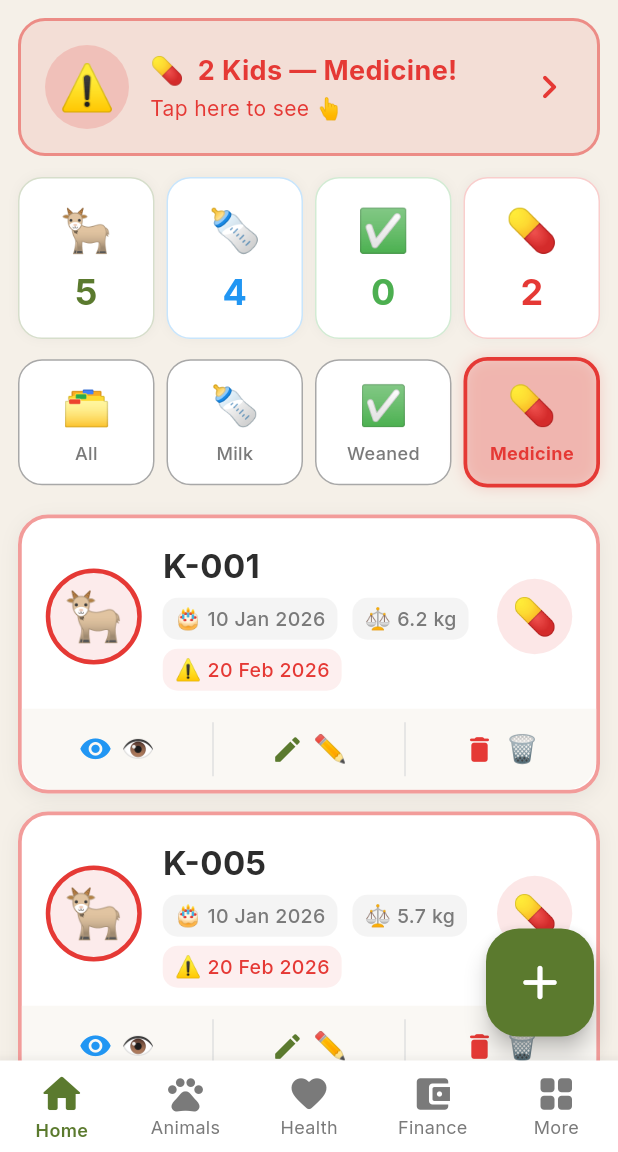
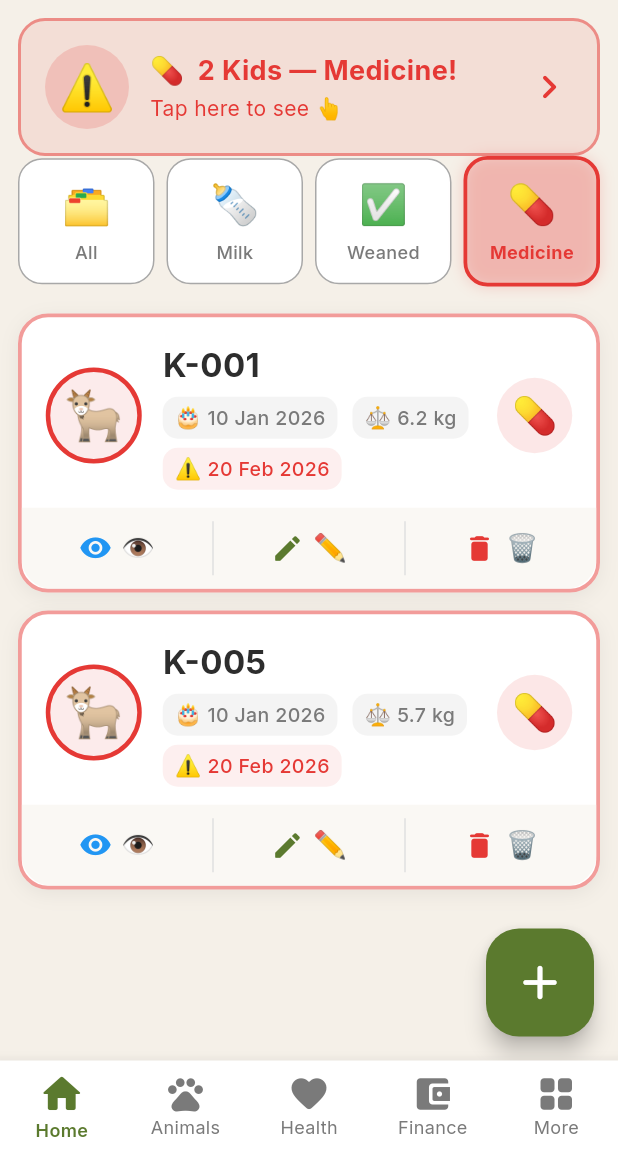
Before and after one commit to ashishsrivastava14/RumenoApp, a Flutter app: the KidManagementScreen screen opened by its route, after a tap on "⚠️", on a phone screen of 412 x 824 dp, the part 84-1236 px from its top. Run offline on Flutter 3.47's test engine with Material 3 defaults, Android fonts, the phone set to English and light mode, and no system bars; our stand-ins replace fl_chart, go_router, google_fonts, image_picker, shimmer; missing offline and left inert: mobile_scanner; accounts and stored records are empty.

Commit message:
refactor: remove unused stats and stat tile component from KidManagementScreen

```diff
--- a/rumeno_app/lib/screens/farmer/animals/kid_management_screen.dart
+++ b/rumeno_app/lib/screens/farmer/animals/kid_management_screen.dart
@@ -51,13 +51,7 @@ class _KidManagementScreenState extends State<KidManagementScreen> {
   void _resetPage() => setState(() => _currentPage = 0);
 
   // ─── Stats ──────────────────────────────────
-  int get _totalKids => _kids.length;
-  int get _weanedCount => _kids.where((k) => k.isWeaned).length;
   int get _medicineDueCount => _kids.where((k) => k.coccidisostatDue).length;
-  int get _onMilkCount =>
-      _kids
-          .where((k) => k.milkReplacerStartDate != null && !k.isWeaned)
-          .length;
 
   // ─── Add / Edit ─────────────────────────────
   void _openForm({KidRecord? existing}) {
@@ -229,35 +223,6 @@ class _KidManagementScreenState extends State<KidManagementScreen> {
                 _resetPage();
               },
             ),
-
-          // ── Stat tiles — big emoji + number ──
-          Padding(
-            padding: const EdgeInsets.fromLTRB(12, 14, 12, 0),
-            child: Row(
-              children: [
-                _StatTile(
-                    emoji: '🐐',
-                    count: _totalKids,
-                    color: RumenoTheme.primaryGreen),
-                const SizedBox(width: 8),
-                _StatTile(
-                    emoji: '🍼',
-                    count: _onMilkCount,
-                    color: RumenoTheme.infoBlue),
-                const SizedBox(width: 8),
-                _StatTile(
-                    emoji: '✅',
-                    count: _weanedCount,
-                    color: RumenoTheme.successGreen),
-                const SizedBox(width: 8),
-                _StatTile(
-                    emoji: '💊',
-                    count: _medicineDueCount,
-                    color: RumenoTheme.errorRed),
-              ],
-            ),
-          ),
-          const SizedBox(height: 12),
 
           // ── Big visual filter buttons ──
           Padding(
@@ -425,51 +390,6 @@ class _AlertBanner extends StatelessWidget {
             ),
             const Icon(Icons.chevron_right_rounded,
                 color: RumenoTheme.errorRed, size: 32),
-          ],
-        ),
-      ),
-    );
-  }
-}
-
-// ─────────────────────────────────────────────────────────────────────────────
-// Stat Tile — big emoji + number only (no text label)
-// ─────────────────────────────────────────────────────────────────────────────
-
-class _StatTile extends StatelessWidget {
-  final String emoji;
-  final int count;
-  final Color color;
-
-  const _StatTile({
-    required this.emoji,
-    required this.count,
-    required this.color,
-  });
-
-  @override
-  Widget build(BuildContext context) {
-    return Expanded(
-      child: Container(
-        padding: const EdgeInsets.symmetric(vertical: 14),
-        decoration: BoxDecoration(
-          color: Colors.white,
-          borderRadius: BorderRadius.circular(16),
-          border: Border.all(color: color.withValues(alpha: 0.25)),
-          boxShadow: [
-            BoxShadow(
-                color: Colors.black.withValues(alpha: 0.04), blurRadius: 6)
-          ],
-        ),
-        child: Column(
-          children: [
-            Text(emoji, style: const TextStyle(fontSize: 28)),
-            const SizedBox(height: 4),
-            Text('$count',
-                style: TextStyle(
-                    fontSize: 24,
-                    fontWeight: FontWeight.bold,
-                    color: color)),
           ],
         ),
       ),
```
